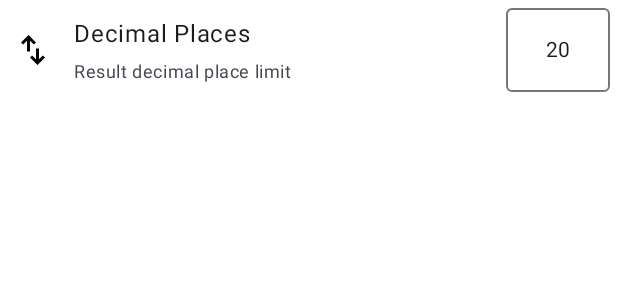
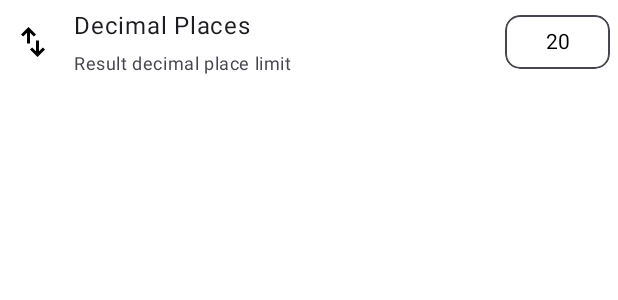
Before and after one commit to ahmmedrejowan/Number-Converter-Compose, an Android app built with Jetpack Compose: the @Preview function PreviewSettingScreenDP, on a phone screen of 412 x 824 dp. Shown: the top 300 px of the screen. Run offline under Robolectric (Android 15) with nearby library versions, the phone set to English and light mode, and no system bars.

Commit message:
Conversion, Settings Update

```diff
--- a/app/src/main/java/com/rejowan/numberconverter/view/component/SettingScreenDP.kt
+++ b/app/src/main/java/com/rejowan/numberconverter/view/component/SettingScreenDP.kt
@@ -1,7 +1,8 @@
 package com.rejowan.numberconverter.view.component
 
-import androidx.compose.foundation.interaction.MutableInteractionSource
-import androidx.compose.foundation.interaction.PressInteraction
+import androidx.compose.foundation.border
+import androidx.compose.foundation.clickable
+import androidx.compose.foundation.layout.Box
 import androidx.compose.foundation.layout.Column
 import androidx.compose.foundation.layout.Row
 import androidx.compose.foundation.layout.Spacer
@@ -9,10 +10,10 @@ import androidx.compose.foundation.layout.fillMaxWidth
 import androidx.compose.foundation.layout.padding
 import androidx.compose.foundation.layout.size
 import androidx.compose.foundation.layout.width
+import androidx.compose.foundation.shape.RoundedCornerShape
 import androidx.compose.material3.Button
 import androidx.compose.material3.Icon
 import androidx.compose.material3.MaterialTheme
-import androidx.compose.material3.OutlinedTextField
 import androidx.compose.material3.Slider
 import androidx.compose.material3.Surface
 import androidx.compose.material3.Text
@@ -25,9 +26,9 @@ import androidx.compose.runtime.remember
 import androidx.compose.runtime.setValue
 import androidx.compose.ui.Alignment
 import androidx.compose.ui.Modifier
+import androidx.compose.ui.draw.clip
 import androidx.compose.ui.graphics.painter.Painter
 import androidx.compose.ui.res.painterResource
-import androidx.compose.ui.text.TextStyle
 import androidx.compose.ui.text.style.TextAlign
 import androidx.compose.ui.tooling.preview.Preview
 import androidx.compose.ui.unit.dp
@@ -79,28 +80,22 @@ fun SettingScreenDP(
 
         }
 
-        OutlinedTextField(
+        Box(
             modifier = Modifier
-                .width(80.dp)
-                .padding(5.dp),
-            value = value.toInt().toString(),
-            textStyle = TextStyle(
-                textAlign = TextAlign.Center
-            ),
-            readOnly = true,
-            onValueChange = {
+                .clip(RoundedCornerShape(10.dp))
+                .border(1.dp, MaterialTheme.colorScheme.onSurfaceVariant, RoundedCornerShape(10.dp))
+                .padding(10.dp)
+                .width(50.dp)
+                .clickable { expanded = !expanded },
+            contentAlignment = Alignment.Center
+        ) {
 
-            },
-            interactionSource = remember { MutableInteractionSource() }.also { interactionSource ->
-                LaunchedEffect(interactionSource) {
-                    interactionSource.interactions.collect {
-                        if (it is PressInteraction.Release) {
-                            expanded = !expanded
-                        }
-                    }
-                }
-            },
-        )
+            Text(text = value.toInt().toString())
+
+        }
+
+        Spacer(modifier = Modifier.size(5.dp))
+
 
 
         if (expanded) {
```
Also changed, not shown: app/src/main/java/com/rejowan/numberconverter/repositoryImpl/ConverterRepositoryImpl.kt (+16 -14 lines), app/src/main/java/com/rejowan/numberconverter/view/MainActivity.kt (+19 -0 lines), app/src/main/java/com/rejowan/numberconverter/view/Settings.kt (+28 -2 lines), app/src/main/java/com/rejowan/numberconverter/viewmodel/ConverterViewModel.kt (+10 -4 lines).
